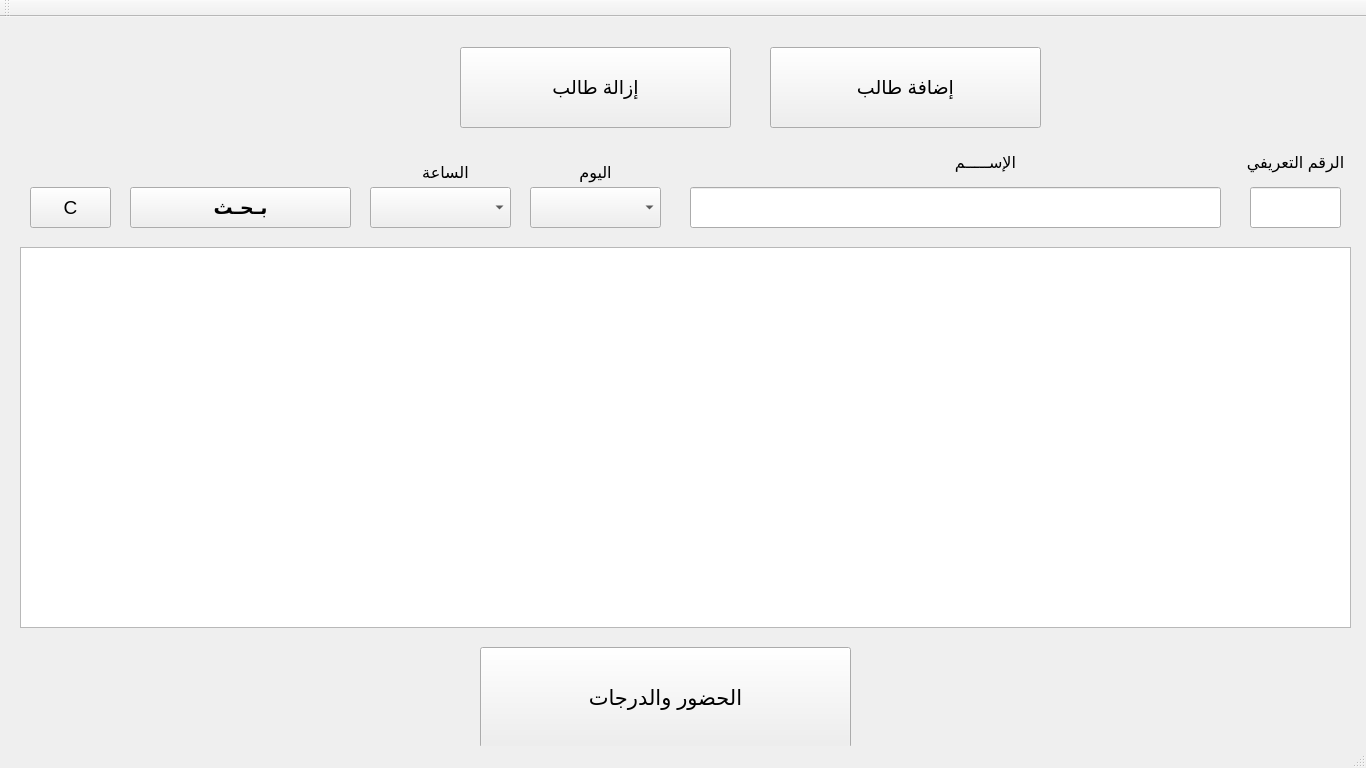
First picture: the form in student_manager/mainwindow.ui, repository shedeed1/student_manager, before the edit.
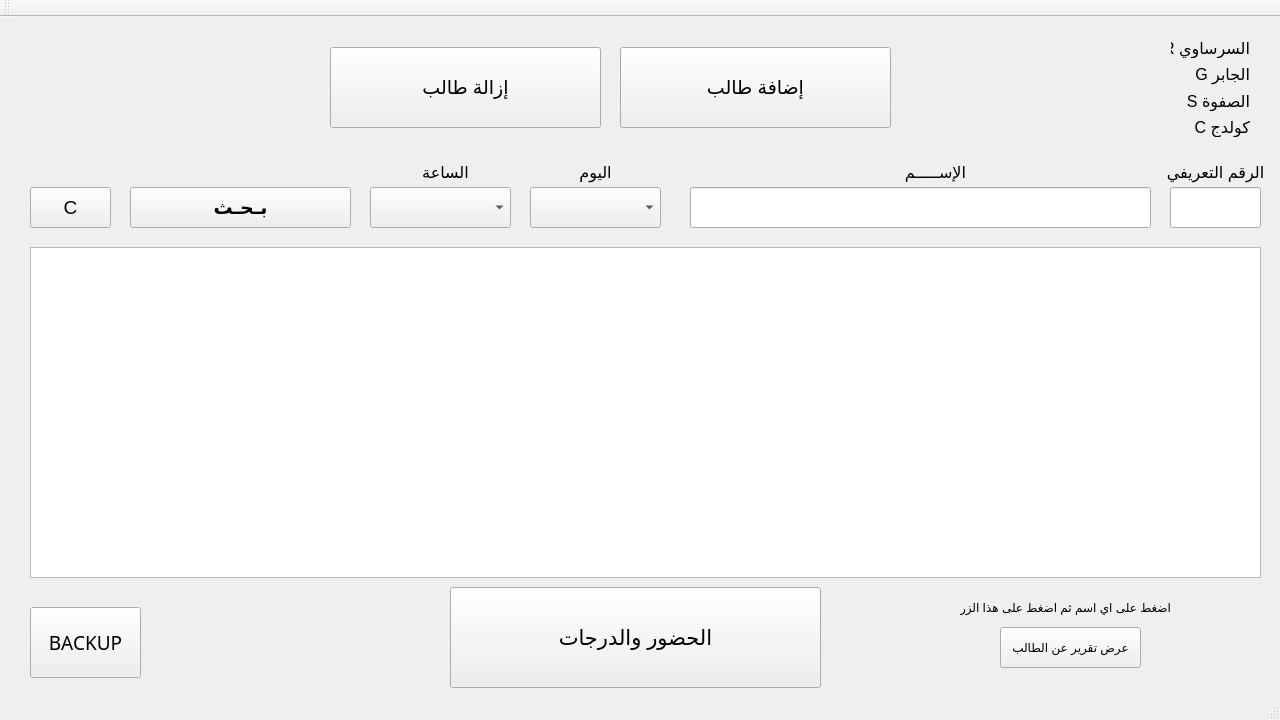
Second picture: the form after the edit.

```diff
--- a/student_manager/mainwindow.ui
+++ b/student_manager/mainwindow.ui
@@ -6,8 +6,8 @@
    <rect>
     <x>0</x>
     <y>0</y>
-    <width>1366</width>
-    <height>768</height>
+    <width>1280</width>
+    <height>720</height>
    </rect>
   </property>
   <property name="windowTitle">
@@ -19,7 +19,7 @@
      <rect>
       <x>690</x>
       <y>170</y>
-      <width>531</width>
+      <width>461</width>
       <height>41</height>
      </rect>
     </property>
@@ -47,10 +47,10 @@
    <widget class="QTableView" name="tableView">
     <property name="geometry">
      <rect>
-      <x>20</x>
+      <x>30</x>
       <y>230</y>
-      <width>1331</width>
-      <height>381</height>
+      <width>1231</width>
+      <height>331</height>
      </rect>
     </property>
    </widget>
@@ -75,8 +75,8 @@
    <widget class="QPushButton" name="pushButton_5">
     <property name="geometry">
      <rect>
-      <x>480</x>
-      <y>630</y>
+      <x>450</x>
+      <y>570</y>
       <width>371</width>
       <height>101</height>
      </rect>
@@ -93,7 +93,7 @@
    <widget class="QLineEdit" name="lineEdit_2">
     <property name="geometry">
      <rect>
-      <x>1250</x>
+      <x>1170</x>
       <y>170</y>
       <width>91</width>
       <height>41</height>
@@ -123,8 +123,8 @@
    <widget class="QLabel" name="label">
     <property name="geometry">
      <rect>
-      <x>1240</x>
-      <y>130</y>
+      <x>1160</x>
+      <y>140</y>
       <width>111</width>
       <height>31</height>
      </rect>
@@ -144,8 +144,8 @@
    <widget class="QLabel" name="label_2">
     <property name="geometry">
      <rect>
-      <x>930</x>
-      <y>130</y>
+      <x>880</x>
+      <y>140</y>
       <width>111</width>
       <height>31</height>
      </rect>
@@ -204,10 +204,29 @@
      <set>Qt::AlignCenter</set>
     </property>
    </widget>
+   <widget class="QPushButton" name="pushButton_6">
+    <property name="geometry">
+     <rect>
+      <x>30</x>
+      <y>590</y>
+      <width>111</width>
+      <height>71</height>
+     </rect>
+    </property>
+    <property name="font">
+     <font>
+      <family>OCR A Extended</family>
+      <pointsize>14</pointsize>
+     </font>
+    </property>
+    <property name="text">
+     <string>BACKUP</string>
+    </property>
+   </widget>
    <widget class="QPushButton" name="pushButton_2">
     <property name="geometry">
      <rect>
-      <x>460</x>
+      <x>330</x>
       <y>30</y>
       <width>271</width>
       <height>81</height>
@@ -225,7 +244,7 @@
    <widget class="QPushButton" name="pushButton">
     <property name="geometry">
      <rect>
-      <x>770</x>
+      <x>620</x>
       <y>30</y>
       <width>271</width>
       <height>81</height>
@@ -240,6 +259,92 @@
      <string>إضافة طالب</string>
     </property>
    </widget>
+   <widget class="QWidget" name="layoutWidget">
+    <property name="geometry">
+     <rect>
+      <x>1160</x>
+      <y>10</y>
+      <width>101</width>
+      <height>121</height>
+     </rect>
+    </property>
+    <layout class="QVBoxLayout" name="verticalLayout">
+     <item>
+      <widget class="QLabel" name="label_5">
+       <property name="font">
+        <font>
+         <pointsize>12</pointsize>
+        </font>
+       </property>
+       <property name="text">
+        <string>السرساوي R</string>
+       </property>
+      </widget>
+     </item>
+     <item>
+      <widget class="QLabel" name="label_6">
+       <property name="font">
+        <font>
+         <pointsize>12</pointsize>
+        </font>
+       </property>
+       <property name="text">
+        <string>الجابر G</string>
+       </property>
+      </widget>
+     </item>
+     <item>
+      <widget class="QLabel" name="label_7">
+       <property name="font">
+        <font>
+         <pointsize>12</pointsize>
+        </font>
+       </property>
+       <property name="text">
+        <string>الصفوة S</string>
+       </property>
+      </widget>
+     </item>
+     <item>
+      <widget class="QLabel" name="label_8">
+       <property name="font">
+        <font>
+         <pointsize>12</pointsize>
+        </font>
+       </property>
+       <property name="text">
+        <string>كولدج C</string>
+       </property>
+      </widget>
+     </item>
+    </layout>
+   </widget>
+   <widget class="QPushButton" name="pushButton_7">
+    <property name="geometry">
+     <rect>
+      <x>1000</x>
+      <y>610</y>
+      <width>141</width>
+      <height>41</height>
+     </rect>
+    </property>
+    <property name="text">
+     <string>عرض تقرير عن الطالب</string>
+    </property>
+   </widget>
+   <widget class="QLabel" name="label_9">
+    <property name="geometry">
+     <rect>
+      <x>960</x>
+      <y>580</y>
+      <width>211</width>
+      <height>20</height>
+     </rect>
+    </property>
+    <property name="text">
+     <string>اضغط على اي اسم ثم اضغط على هذا الزر</string>
+    </property>
+   </widget>
   </widget>
   <widget class="QToolBar" name="mainToolBar">
    <attribute name="toolBarArea">
```
